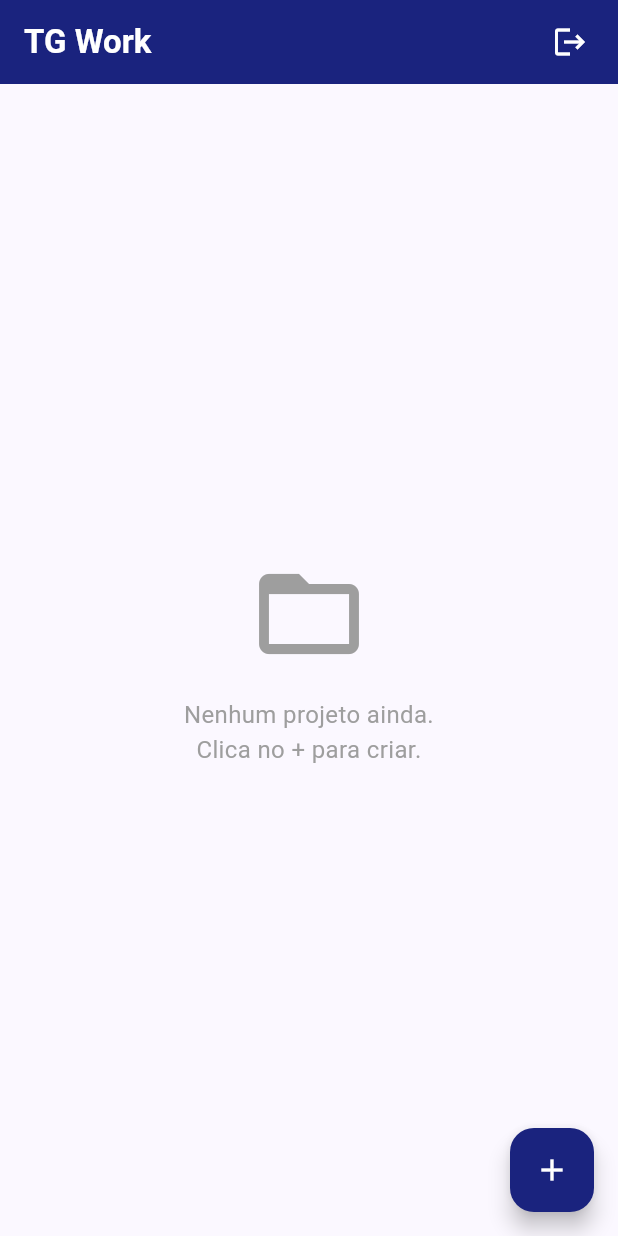
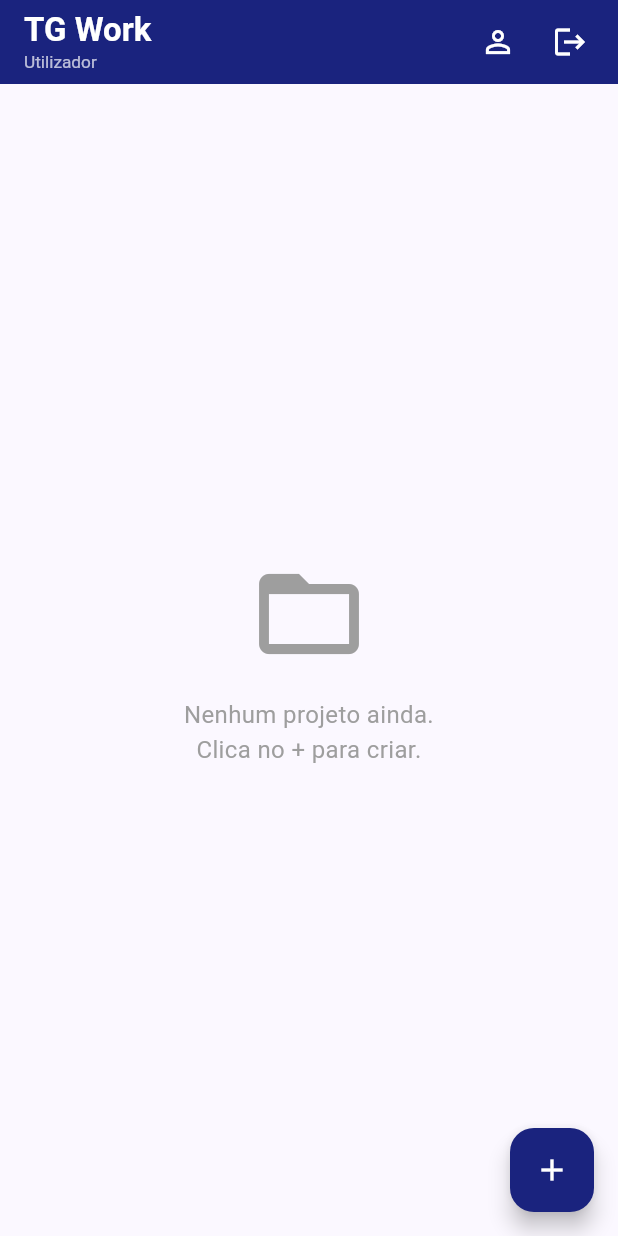
Before and after one commit to joseaugustosa/TG_Work, a Flutter app: the screen it shows once a user with an empty profile is signed in, on a phone screen of 412 x 824 dp. Run offline on Flutter 3.47's test engine with Material 3 defaults, Android fonts, the phone set to English and light mode, and no system bars; our stand-ins replace cloud_firestore, firebase_auth, firebase_core; accounts and stored records are empty.

Commit message:
nome de utilizador no projeto

```diff
--- a/tg_work/lib/screens/projects/projects_screen.dart
+++ b/tg_work/lib/screens/projects/projects_screen.dart
@@ -4,9 +4,10 @@ import 'package:intl/intl.dart';
 import '../../models/project.dart';
 import '../../services/firestore_service.dart';
 import '../../services/auth_service.dart';
+import '../../utils/user_display.dart';
 import '../../widgets/status_badge.dart';
 import '../../widgets/status_history_sheet.dart';
-import '../themes/themes_screen.dart';
+import '../auth/profile_screen.dart';
 import 'project_detail_screen.dart';
 
 class ProjectsScreen extends StatelessWidget {
@@ -16,15 +17,45 @@ class ProjectsScreen extends StatelessWidget {
   Widget build(BuildContext context) {
     final firestoreService = FirestoreService();
     final authService = AuthService();
-    final user = FirebaseAuth.instance.currentUser;
-    final userName = user?.displayName ?? user?.email ?? '';
+
+    return StreamBuilder<User?>(
+      stream: FirebaseAuth.instance.userChanges(),
+      builder: (context, userSnapshot) {
+        final user = userSnapshot.data ?? FirebaseAuth.instance.currentUser;
+        final userName = firebaseUserDisplayLabel(user);
+        final profileLine = firebaseProfileSubtitle(user);
 
         return Scaffold(
           appBar: AppBar(
-        title: const Text('TG Work', style: TextStyle(fontWeight: FontWeight.bold)),
+            title: Column(
+              crossAxisAlignment: CrossAxisAlignment.start,
+              mainAxisSize: MainAxisSize.min,
+              children: [
+                const Text('TG Work', style: TextStyle(fontWeight: FontWeight.bold)),
+                if (profileLine.isNotEmpty)
+                  Text(
+                    profileLine,
+                    style: const TextStyle(
+                      fontSize: 11.5,
+                      fontWeight: FontWeight.w400,
+                      color: Colors.white70,
+                    ),
+                    maxLines: 2,
+                    overflow: TextOverflow.ellipsis,
+                  ),
+              ],
+            ),
             backgroundColor: const Color(0xFF1A237E),
             foregroundColor: Colors.white,
             actions: [
+              IconButton(
+                icon: const Icon(Icons.person_outline),
+                tooltip: 'Perfil',
+                onPressed: () => Navigator.push(
+                  context,
+                  MaterialPageRoute(builder: (_) => const ProfileScreen()),
+                ),
+              ),
               Padding(
                 padding: const EdgeInsets.only(right: 8),
                 child: IconButton(
@@ -158,6 +189,8 @@ class ProjectsScreen extends StatelessWidget {
             child: const Icon(Icons.add),
           ),
         );
+      },
+    );
   }
 
   void _showProjectDialog(
@@ -189,7 +222,7 @@ class ProjectsScreen extends StatelessWidget {
                 TextField(
                   controller: descController,
                   decoration: const InputDecoration(
-                      labelText: 'Descrição', border: OutlineInputBorder()),
+                      labelText: 'Descrição / introdução', border: OutlineInputBorder()),
                   maxLines: 3,
                 ),
                 const SizedBox(height: 12),
@@ -253,17 +286,23 @@ class _AuditLine extends StatelessWidget {
   Widget build(BuildContext context) {
     final fmt = DateFormat('dd/MM/yy HH:mm');
     if (project.updatedBy != null && project.updatedAt != null) {
-      final name = (project.updatedByName?.isNotEmpty == true)
-          ? project.updatedByName!
-          : project.updatedBy!;
+      final name = auditActorLabel(
+        storedDisplayName: project.updatedByName,
+        uidOrEmpty: project.updatedBy ?? '',
+      );
       return Text(
         'Atualizado por $name · ${fmt.format(project.updatedAt!)}',
         style: const TextStyle(fontSize: 11, color: Colors.grey),
       );
     }
-    if (project.createdByName.isNotEmpty) {
+    if (project.createdBy.isNotEmpty || project.createdByName.isNotEmpty) {
+      final name = auditActorLabel(
+        storedDisplayName:
+            project.createdByName.isNotEmpty ? project.createdByName : null,
+        uidOrEmpty: project.createdBy,
+      );
       return Text(
-        'Criado por ${project.createdByName} · ${fmt.format(project.createdAt)}',
+        'Criado por $name · ${fmt.format(project.createdAt)}',
         style: const TextStyle(fontSize: 11, color: Colors.grey),
       );
     }
--- /dev/null
+++ b/tg_work/lib/utils/user_display.dart
@@ -0,0 +1,47 @@
+import 'package:firebase_auth/firebase_auth.dart';
+
+/// Nome legível para gravar (auditoria): nome de perfil, email, ou etiqueta — nunca o UID.
+String firebaseUserDisplayLabel(User? user) {
+  if (user == null) return '';
+  final dn = user.displayName?.trim();
+  if (dn != null && dn.isNotEmpty) return dn;
+  final em = user.email?.trim();
+  if (em != null && em.isNotEmpty) return em;
+  return 'Utilizador';
+}
+
+/// Texto para cabeçalhos: "Nome · email" se existirem os dois; senão só um deles.
+String firebaseProfileSubtitle(User? user) {
+  if (user == null) return '';
+  final dn = user.displayName?.trim();
+  final em = user.email?.trim() ?? '';
+  if (dn != null && dn.isNotEmpty) {
+    return em.isNotEmpty ? '$dn · $em' : dn;
+  }
+  if (em.isNotEmpty) return em;
+  return 'Utilizador';
+}
+
+/// Ao ler da base: mostra o nome guardado; se faltar, não expõe o UID (confunde com texto encriptado).
+String auditActorLabel({
+  required String? storedDisplayName,
+  required String uidOrEmpty,
+}) {
+  final n = storedDisplayName?.trim();
+  if (n != null && n.isNotEmpty) return n;
+  final id = uidOrEmpty.trim();
+  if (id.isEmpty) return 'Desconhecido';
+  if (_looksLikeFirebaseUid(id)) return 'Utilizador';
+  return id;
+}
+
+bool _looksLikeFirebaseUid(String s) {
+  if (s.length < 20 || s.length > 128) return false;
+  return RegExp(r'^[a-zA-Z0-9]+$').hasMatch(s);
+}
+
+/// Garante que nunca gravamos string vazia como nome do utilizador na auditoria.
+String normalizeStoredActorName(String raw) {
+  final t = raw.trim();
+  return t.isNotEmpty ? t : 'Utilizador';
+}
```
Also changed, not shown: tg_work/lib/screens/auth/profile_screen.dart (added, +173 -0 lines), tg_work/lib/screens/auth/register_screen.dart (+8 -2 lines), tg_work/lib/screens/developments/development_detail_screen.dart (+16 -6 lines), tg_work/lib/screens/developments/developments_screen.dart (+14 -7 lines), tg_work/lib/screens/projects/project_detail_screen.dart (+16 -6 lines), tg_work/lib/screens/themes/theme_detail_screen.dart (+16 -6 lines), tg_work/lib/screens/themes/themes_screen.dart (+14 -8 lines), tg_work/lib/services/auth_service.dart (+18 -0 lines), tg_work/lib/services/firestore_service.dart (+11 -7 lines), tg_work/lib/widgets/status_history_sheet.dart (+5 -3 lines). Lines whose indentation alone changed are shown as unchanged.
